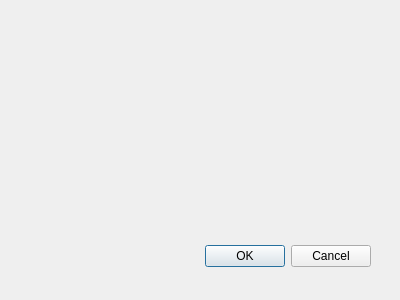
Old version of the form src/gui/DialogMass.ui in the repository marek-cel/mscsim.
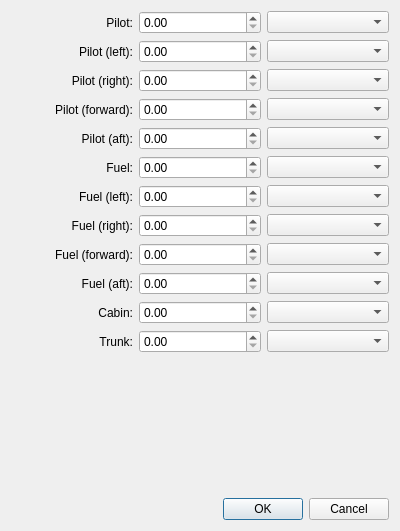
New version of the form. Custom widgets are drawn as their Qt base class.

Diff of the .ui file:
```diff
--- a/src/gui/DialogMass.ui
+++ b/src/gui/DialogMass.ui
@@ -7,7 +7,7 @@
     <x>0</x>
     <y>0</y>
     <width>400</width>
-    <height>300</height>
+    <height>531</height>
    </rect>
   </property>
   <property name="windowTitle">
@@ -19,23 +19,277 @@
   <property name="modal">
    <bool>true</bool>
   </property>
-  <widget class="QDialogButtonBox" name="buttonBox">
-   <property name="geometry">
-    <rect>
-     <x>30</x>
-     <y>240</y>
-     <width>341</width>
-     <height>32</height>
-    </rect>
-   </property>
-   <property name="orientation">
-    <enum>Qt::Horizontal</enum>
-   </property>
-   <property name="standardButtons">
-    <set>QDialogButtonBox::Cancel|QDialogButtonBox::Ok</set>
-   </property>
-  </widget>
+  <layout class="QGridLayout" name="gridLayout">
+   <item row="0" column="0">
+    <widget class="QLabel" name="labelPilot">
+     <property name="text">
+      <string>Pilot:</string>
+     </property>
+     <property name="alignment">
+      <set>Qt::AlignRight|Qt::AlignTrailing|Qt::AlignVCenter</set>
+     </property>
+     <property name="buddy">
+      <cstring>spinBoxPilot</cstring>
+     </property>
+    </widget>
+   </item>
+   <item row="0" column="1">
+    <widget class="QDoubleSpinBox" name="spinBoxPilot"/>
+   </item>
+   <item row="0" column="2">
+    <widget class="ComboUnitsMass" name="comboBoxPilot"/>
+   </item>
+   <item row="1" column="0">
+    <widget class="QLabel" name="labelPilotL">
+     <property name="text">
+      <string>Pilot (left):</string>
+     </property>
+     <property name="alignment">
+      <set>Qt::AlignRight|Qt::AlignTrailing|Qt::AlignVCenter</set>
+     </property>
+     <property name="buddy">
+      <cstring>spinBoxPilotL</cstring>
+     </property>
+    </widget>
+   </item>
+   <item row="1" column="1">
+    <widget class="QDoubleSpinBox" name="spinBoxPilotL"/>
+   </item>
+   <item row="1" column="2">
+    <widget class="ComboUnitsMass" name="comboBoxPilotL"/>
+   </item>
+   <item row="2" column="0">
+    <widget class="QLabel" name="labelPilotR">
+     <property name="text">
+      <string>Pilot (right):</string>
+     </property>
+     <property name="alignment">
+      <set>Qt::AlignRight|Qt::AlignTrailing|Qt::AlignVCenter</set>
+     </property>
+     <property name="buddy">
+      <cstring>spinBoxPilotR</cstring>
+     </property>
+    </widget>
+   </item>
+   <item row="2" column="1">
+    <widget class="QDoubleSpinBox" name="spinBoxPilotR"/>
+   </item>
+   <item row="2" column="2">
+    <widget class="ComboUnitsMass" name="comboBoxPilotR"/>
+   </item>
+   <item row="3" column="0">
+    <widget class="QLabel" name="labelPilotF">
+     <property name="text">
+      <string>Pilot (forward):</string>
+     </property>
+     <property name="alignment">
+      <set>Qt::AlignRight|Qt::AlignTrailing|Qt::AlignVCenter</set>
+     </property>
+     <property name="buddy">
+      <cstring>spinBoxPilotF</cstring>
+     </property>
+    </widget>
+   </item>
+   <item row="3" column="1">
+    <widget class="QDoubleSpinBox" name="spinBoxPilotF"/>
+   </item>
+   <item row="3" column="2">
+    <widget class="ComboUnitsMass" name="comboBoxPilotF"/>
+   </item>
+   <item row="4" column="0">
+    <widget class="QLabel" name="labelPilotA">
+     <property name="text">
+      <string>Pilot (aft):</string>
+     </property>
+     <property name="alignment">
+      <set>Qt::AlignRight|Qt::AlignTrailing|Qt::AlignVCenter</set>
+     </property>
+     <property name="buddy">
+      <cstring>spinBoxPilotA</cstring>
+     </property>
+    </widget>
+   </item>
+   <item row="4" column="1">
+    <widget class="QDoubleSpinBox" name="spinBoxPilotA"/>
+   </item>
+   <item row="4" column="2">
+    <widget class="ComboUnitsMass" name="comboBoxPilotA"/>
+   </item>
+   <item row="5" column="0">
+    <widget class="QLabel" name="labelFuel">
+     <property name="text">
+      <string>Fuel:</string>
+     </property>
+     <property name="alignment">
+      <set>Qt::AlignRight|Qt::AlignTrailing|Qt::AlignVCenter</set>
+     </property>
+     <property name="buddy">
+      <cstring>spinBoxFuel</cstring>
+     </property>
+    </widget>
+   </item>
+   <item row="5" column="1">
+    <widget class="QDoubleSpinBox" name="spinBoxFuel"/>
+   </item>
+   <item row="5" column="2">
+    <widget class="ComboUnitsMass" name="comboBoxFuel"/>
+   </item>
+   <item row="6" column="0">
+    <widget class="QLabel" name="labelFuelL">
+     <property name="text">
+      <string>Fuel (left):</string>
+     </property>
+     <property name="alignment">
+      <set>Qt::AlignRight|Qt::AlignTrailing|Qt::AlignVCenter</set>
+     </property>
+     <property name="buddy">
+      <cstring>spinBoxFuelL</cstring>
+     </property>
+    </widget>
+   </item>
+   <item row="6" column="1">
+    <widget class="QDoubleSpinBox" name="spinBoxFuelL"/>
+   </item>
+   <item row="6" column="2">
+    <widget class="ComboUnitsMass" name="comboBoxFuelL"/>
+   </item>
+   <item row="7" column="0">
+    <widget class="QLabel" name="labelFuelR">
+     <property name="text">
+      <string>Fuel (right):</string>
+     </property>
+     <property name="alignment">
+      <set>Qt::AlignRight|Qt::AlignTrailing|Qt::AlignVCenter</set>
+     </property>
+     <property name="buddy">
+      <cstring>spinBoxFuelR</cstring>
+     </property>
+    </widget>
+   </item>
+   <item row="7" column="1">
+    <widget class="QDoubleSpinBox" name="spinBoxFuelR"/>
+   </item>
+   <item row="7" column="2">
+    <widget class="ComboUnitsMass" name="comboBoxFuelR"/>
+   </item>
+   <item row="8" column="0">
+    <widget class="QLabel" name="labelFuelF">
+     <property name="text">
+      <string>Fuel (forward):</string>
+     </property>
+     <property name="alignment">
+      <set>Qt::AlignRight|Qt::AlignTrailing|Qt::AlignVCenter</set>
+     </property>
+     <property name="buddy">
+      <cstring>spinBoxFuelF</cstring>
+     </property>
+    </widget>
+   </item>
+   <item row="8" column="1">
+    <widget class="QDoubleSpinBox" name="spinBoxFuelF"/>
+   </item>
+   <item row="8" column="2">
+    <widget class="ComboUnitsMass" name="comboBoxFuelF"/>
+   </item>
+   <item row="9" column="0">
+    <widget class="QLabel" name="labelFuelA">
+     <property name="text">
+      <string>Fuel (aft):</string>
+     </property>
+     <property name="alignment">
+      <set>Qt::AlignRight|Qt::AlignTrailing|Qt::AlignVCenter</set>
+     </property>
+     <property name="buddy">
+      <cstring>spinBoxFuelA</cstring>
+     </property>
+    </widget>
+   </item>
+   <item row="9" column="1">
+    <widget class="QDoubleSpinBox" name="spinBoxFuelA"/>
+   </item>
+   <item row="9" column="2">
+    <widget class="ComboUnitsMass" name="comboBoxFuelA"/>
+   </item>
+   <item row="10" column="0">
+    <widget class="QLabel" name="labelCabin">
+     <property name="text">
+      <string>Cabin:</string>
+     </property>
+     <property name="alignment">
+      <set>Qt::AlignRight|Qt::AlignTrailing|Qt::AlignVCenter</set>
+     </property>
+     <property name="buddy">
+      <cstring>spinBoxCabin</cstring>
+     </property>
+    </widget>
+   </item>
+   <item row="10" column="1">
+    <widget class="QDoubleSpinBox" name="spinBoxCabin"/>
+   </item>
+   <item row="10" column="2">
+    <widget class="ComboUnitsMass" name="comboBoxCabin"/>
+   </item>
+   <item row="11" column="0">
+    <widget class="QLabel" name="labelTrunk">
+     <property name="text">
+      <string>Trunk:</string>
+     </property>
+     <property name="alignment">
+      <set>Qt::AlignRight|Qt::AlignTrailing|Qt::AlignVCenter</set>
+     </property>
+     <property name="buddy">
+      <cstring>spinBoxTrunk</cstring>
+     </property>
+    </widget>
+   </item>
+   <item row="11" column="1">
+    <widget class="QDoubleSpinBox" name="spinBoxTrunk"/>
+   </item>
+   <item row="11" column="2">
+    <widget class="ComboUnitsMass" name="comboBoxTrunk"/>
+   </item>
+   <item row="12" column="0" colspan="3">
+    <spacer name="verticalSpacer">
+     <property name="orientation">
+      <enum>Qt::Vertical</enum>
+     </property>
+     <property name="sizeHint" stdset="0">
+      <size>
+       <width>375</width>
+       <height>78</height>
+      </size>
+     </property>
+    </spacer>
+   </item>
+   <item row="13" column="0" colspan="3">
+    <widget class="QDialogButtonBox" name="buttonBox">
+     <property name="orientation">
+      <enum>Qt::Horizontal</enum>
+     </property>
+     <property name="standardButtons">
+      <set>QDialogButtonBox::Cancel|QDialogButtonBox::Ok</set>
+     </property>
+    </widget>
+   </item>
+  </layout>
  </widget>
+ <customwidgets>
+  <customwidget>
+   <class>ComboUnitsMass</class>
+   <extends>QComboBox</extends>
+   <header>gui/ComboUnitsMass.h</header>
+  </customwidget>
+ </customwidgets>
+ <tabstops>
+  <tabstop>spinBoxPilot</tabstop>
+  <tabstop>comboBoxPilot</tabstop>
+  <tabstop>spinBoxPilotL</tabstop>
+  <tabstop>comboBoxPilotL</tabstop>
+  <tabstop>spinBoxFuel</tabstop>
+  <tabstop>comboBoxFuel</tabstop>
+  <tabstop>spinBoxCabin</tabstop>
+  <tabstop>comboBoxCabin</tabstop>
+ </tabstops>
  <resources/>
  <connections>
   <connection>
```
